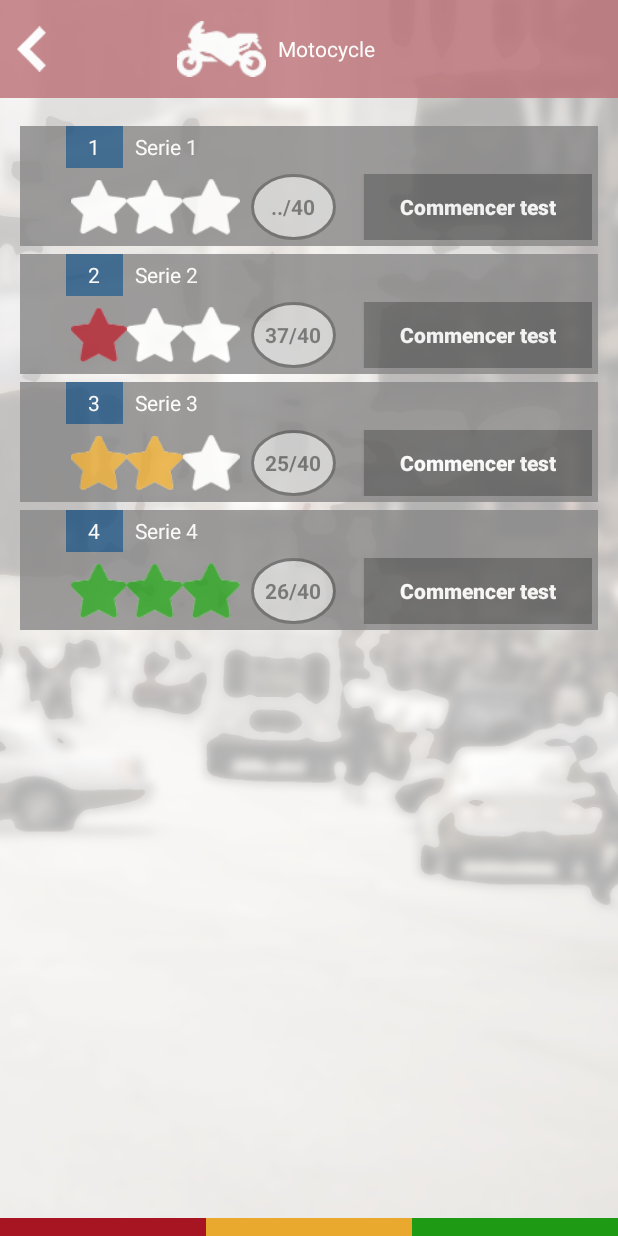
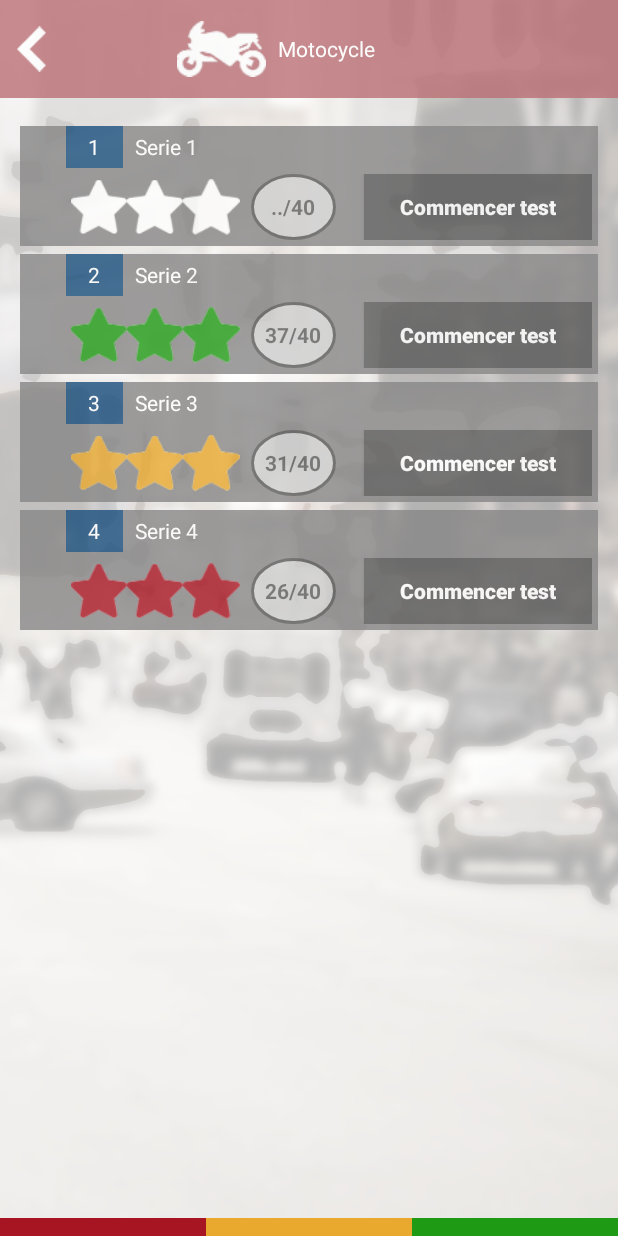
Before and after one commit to DeveloperXY/FreeTestCode, an Android app: the screen it shows after launch (SeriesActivity), after a tap on an icon or button, on a phone screen of 412 x 824 dp. Run offline under Robolectric (Android 15) with nearby library versions, the phone set to English and light mode, and no system bars; our stand-ins replace ButterKnife; plain views replace CustomTextView; 5 statements that could not run were skipped.

Commit message:
SeriesActivity: colorize the action bar based on the selected menu item.

```diff
--- a/app/src/main/java/com/octagen/freetestcode/adapters/SeriesViewHolder.java
+++ b/app/src/main/java/com/octagen/freetestcode/adapters/SeriesViewHolder.java
@@ -40,25 +40,6 @@ public class SeriesViewHolder extends BinderViewHolder<Serie> {
 
         startTestButton.setTypeface(TypeFaces.getTypeFace(context, "fonts/cent.TTF"));
         ratingLabel.setTypeface(TypeFaces.getTypeFace(context, "fonts/cent.TTF"));
-
-        star1.setOnClickListener(new View.OnClickListener() {
-            @Override
-            public void onClick(View v) {
-                colorizeOneStar();
-            }
-        });
-        star2.setOnClickListener(new View.OnClickListener() {
-            @Override
-            public void onClick(View v) {
-                colorizeTwoStars();
-            }
-        });
-        star3.setOnClickListener(new View.OnClickListener() {
-            @Override
-            public void onClick(View v) {
-                colorizeThreeStars();
-            }
-        });
     }
 
     @Override
@@ -66,47 +47,41 @@ public class SeriesViewHolder extends BinderViewHolder<Serie> {
         serieID.setText(item.getId() + "");
         serieLabel.setText(item.getLabel());
 
-        int numStars = item.getStars();
+        int ratingValue = item.getRating();
         String rating = item.getRating() == 0 ? "../40" : String.format("%d/40", item.getRating());
         ratingLabel.setText(rating);
 
-        switch (numStars) {
-            case 0:
-                colorizeZeroStars();
-                break;
-            case 1:
-                colorizeOneStar();
-                break;
-            case 2:
-                colorizeTwoStars();
-                break;
-            case 3:
-                colorizeThreeStars();
-                break;
-        }
+        if (ratingValue == 0)
+            colorizeNone();
+        else if (ratingValue < 30)
+            colorizeRed();
+        else if (ratingValue < 36)
+            colorizeYellow();
+        else
+            colorizeGreen();
     }
 
-    private void colorizeZeroStars() {
+    private void colorizeNone() {
         star1.setImageResource(R.drawable.ic_star_off);
         star2.setImageResource(R.drawable.ic_star_off);
         star3.setImageResource(R.drawable.ic_star_off);
     }
 
-    private void colorizeOneStar() {
+    private void colorizeRed() {
         star1.setImageResource(R.drawable.ic_red_star);
-        star2.setImageResource(R.drawable.ic_star_off);
-        star3.setImageResource(R.drawable.ic_star_off);
+        star2.setImageResource(R.drawable.ic_red_star);
+        star3.setImageResource(R.drawable.ic_red_star);
     }
 
-    private void colorizeTwoStars() {
-        star1.setImageResource(R.drawable.ic_yellow_star);
-        star2.setImageResource(R.drawable.ic_yellow_star);
-        star3.setImageResource(R.drawable.ic_star_off);
-    }
-
-    private void colorizeThreeStars() {
+    private void colorizeGreen() {
         star1.setImageResource(R.drawable.ic_green_star);
         star2.setImageResource(R.drawable.ic_green_star);
         star3.setImageResource(R.drawable.ic_green_star);
     }
+
+    private void colorizeYellow() {
+        star1.setImageResource(R.drawable.ic_yellow_star);
+        star2.setImageResource(R.drawable.ic_yellow_star);
+        star3.setImageResource(R.drawable.ic_yellow_star);
+    }
 }
--- a/app/src/main/java/com/octagen/freetestcode/custom/ActionBarWithText/ActionBar.java
+++ b/app/src/main/java/com/octagen/freetestcode/custom/ActionBarWithText/ActionBar.java
@@ -1,11 +1,13 @@
 package com.octagen.freetestcode.custom.ActionBarWithText;
 
 import android.content.Context;
+import android.support.annotation.ColorRes;
 import android.util.AttributeSet;
 import android.view.LayoutInflater;
 import android.view.View;
 import android.view.ViewGroup;
 import android.widget.ImageView;
+import android.widget.LinearLayout;
 import android.widget.RelativeLayout;
 import android.widget.TextView;
 
@@ -16,10 +18,10 @@ public class ActionBar extends RelativeLayout {
     Context context;
     ImageView Image;
     TextView Libelle;
+    ImageView Back;
+    LinearLayout actionbarContent;
 
     ActionBarListener Listener;
-
-    ImageView Back;
 
     public ActionBar(Context context, AttributeSet attrs) {
         super(context, attrs);
@@ -35,6 +37,7 @@ public class ActionBar extends RelativeLayout {
         Image = (ImageView) Layout.findViewById(R.id.Image);
         Back = (ImageView) Layout.findViewById(R.id.Back);
         Libelle = (TextView) Layout.findViewById(R.id.Libelle);
+        actionbarContent = (LinearLayout) Layout.findViewById(R.id.actionbarContent);
 
         Back.setOnClickListener(new OnClickListener() {
             @Override
@@ -65,4 +68,7 @@ public class ActionBar extends RelativeLayout {
         Libelle.setText(Text);
     }
 
+    public void setColor(@ColorRes int color) {
+        actionbarContent.setBackgroundColor(context.getResources().getColor(color));
+    }
 }
--- a/app/src/main/java/com/octagen/freetestcode/models/Serie.java
+++ b/app/src/main/java/com/octagen/freetestcode/models/Serie.java
@@ -7,13 +7,11 @@ public class Serie {
     private int id;
     private String label;
     private int rating; // */40
-    private int stars;
 
-    public Serie(int id, String label, int rating, int stars) {
+    public Serie(int id, String label, int rating) {
         this.id = id;
         this.label = label;
         this.rating = rating;
-        this.stars = stars;
     }
 
     public int getId() {
@@ -40,21 +38,12 @@ public class Serie {
         this.rating = rating;
     }
 
-    public int getStars() {
-        return stars;
-    }
-
-    public void setStars(int stars) {
-        this.stars = stars;
-    }
-
     @Override
     public String toString() {
         return "Serie{" +
                 "id=" + id +
                 ", label='" + label + '\'' +
                 ", rating=" + rating +
-                ", stars=" + stars +
                 '}';
     }
 }
--- a/app/src/main/java/com/octagen/freetestcode/ui/HomeActivity.java
+++ b/app/src/main/java/com/octagen/freetestcode/ui/HomeActivity.java
@@ -2,6 +2,7 @@ package com.octagen.freetestcode.ui;
 
 import android.content.Intent;
 import android.os.Bundle;
+import android.support.annotation.ColorRes;
 import android.support.annotation.DrawableRes;
 import android.support.v7.app.AppCompatActivity;
 import android.view.View;
@@ -42,29 +43,35 @@ public class HomeActivity extends AppCompatActivity {
     public void onMenuItemSelected(View view) {
         String title = "";
         @DrawableRes int image = -1;
+        @ColorRes int color = -1;
 
         switch (view.getId()) {
             case R.id.motocycle:
                 title = "Motocycle";
                 image = R.drawable.ic_white_motocycle;
+                color = R.color.redActionbar;
                 break;
             case R.id.vehicle:
                 title = "Véhicule";
                 image = R.drawable.ic_vehicle;
+                color = R.color.redActionbar;
                 break;
             case R.id.camion:
                 title = "Camion";
                 image = R.drawable.ic_camion;
+                color = R.color.yellowActionbar;
                 break;
             case R.id.bus:
                 title = "Bus";
                 image = R.drawable.ic_bus;
+                color = R.color.yellowActionbar;
                 break;
         }
 
         Intent intent = new Intent(this, SeriesActivity.class);
         intent.putExtra("title", title);
         intent.putExtra("image", image);
+        intent.putExtra("color", color);
         startActivity(intent);
     }
 }
--- a/app/src/main/java/com/octagen/freetestcode/ui/SeriesActivity.java
+++ b/app/src/main/java/com/octagen/freetestcode/ui/SeriesActivity.java
@@ -2,6 +2,7 @@ package com.octagen.freetestcode.ui;
 
 import android.content.Intent;
 import android.os.Bundle;
+import android.support.annotation.ColorRes;
 import android.support.annotation.DrawableRes;
 import android.support.v7.app.AppCompatActivity;
 import android.support.v7.widget.LinearLayoutManager;
@@ -47,6 +48,7 @@ public class SeriesActivity extends AppCompatActivity implements ActionBarListen
 
     private void setupActionBar() {
         Intent intent = getIntent();
+        @ColorRes int actionbarColor = intent.getIntExtra("color", -1);
         String actionbarTitle = intent.getStringExtra("title");
         @DrawableRes int actionbarImage = intent.getIntExtra("image", -1);
 
@@ -54,10 +56,15 @@ public class SeriesActivity extends AppCompatActivity implements ActionBarListen
             throw new IllegalArgumentException(
                     "You need to pass an image for the custom action bar.");
         }
+        if (actionbarColor == -1) {
+            throw new IllegalArgumentException(
+                    "You need to pass a color for the custom action bar.");
+        }
 
         mActionBar.setListener(this);
         mActionBar.setLibelle(actionbarTitle);
         mActionBar.setImage(actionbarImage);
+        mActionBar.setColor(actionbarColor);
     }
 
     private void setupRecyclerView() {
@@ -67,10 +74,10 @@ public class SeriesActivity extends AppCompatActivity implements ActionBarListen
     }
 
     private void populateRecyclerView() {
-        mSeries.add(new Serie(1, "Serie 1", 0, 0));
-        mSeries.add(new Serie(2, "Serie 2", 37, 1));
-        mSeries.add(new Serie(3, "Serie 3", 25, 2));
-        mSeries.add(new Serie(4, "Serie 4", 26, 3));
+        mSeries.add(new Serie(1, "Serie 1", 0));
+        mSeries.add(new Serie(2, "Serie 2", 37));
+        mSeries.add(new Serie(3, "Serie 3", 31));
+        mSeries.add(new Serie(4, "Serie 4", 26));
 
         if (mSeriesAdapter == null) {
             mSeriesAdapter = new SeriesAdapter(this, mSeries);
--- a/app/src/main/res/layout/action_bar_wt.xml
+++ b/app/src/main/res/layout/action_bar_wt.xml
@@ -7,12 +7,13 @@
                 tools:layout_height="60dp">
 
     <LinearLayout
+        android:id="@+id/actionbarContent"
         android:layout_width="match_parent"
         android:layout_height="match_parent"
         android:alpha="0.8"
-        android:background="@color/actionbarColor"
         android:orientation="horizontal"
-        android:weightSum="100">
+        android:weightSum="100"
+        tools:background="@color/actionbarColor">
 
         <Space
             android:layout_width="0dp"
@@ -34,9 +35,9 @@
         <ImageView
             android:id="@+id/Image"
             android:layout_width="0dp"
+            android:layout_height="match_parent"
+            android:layout_marginLeft="8dp"
             android:layout_marginRight="8dp"
-            android:layout_marginLeft="8dp"
-            android:layout_height="match_parent"
             android:layout_weight="15"
             android:src="@drawable/ic_white_motocycle"/>
 
--- a/app/src/main/res/values/colors.xml
+++ b/app/src/main/res/values/colors.xml
@@ -9,7 +9,8 @@
     <color name="lightRed">#d5afb0</color>
     <color name="lightYellow">#eddcbc</color>
     <color name="historyGreen">#b9d7b4</color>
-    <color name="actionbarColor">#BB7076</color>
+    <color name="redActionbar">#BB7076</color>
+    <color name="yellowActionbar">@color/yellow</color>
     <color name="serieItemColor">#888787</color>
     <color name="startTestColor">#595959</color>
     <color name="noteCircleColor">#cecece</color>
```
Also changed, not shown: app/src/main/ic_launcher-web.png (added), app/src/main/res/mipmap-hdpi/ic_launcher.png, app/src/main/res/mipmap-mdpi/ic_launcher.png, app/src/main/res/mipmap-xhdpi/ic_launcher.png, app/src/main/res/mipmap-xxhdpi/ic_launcher.png, app/src/main/res/mipmap-xxxhdpi/ic_launcher.png.
